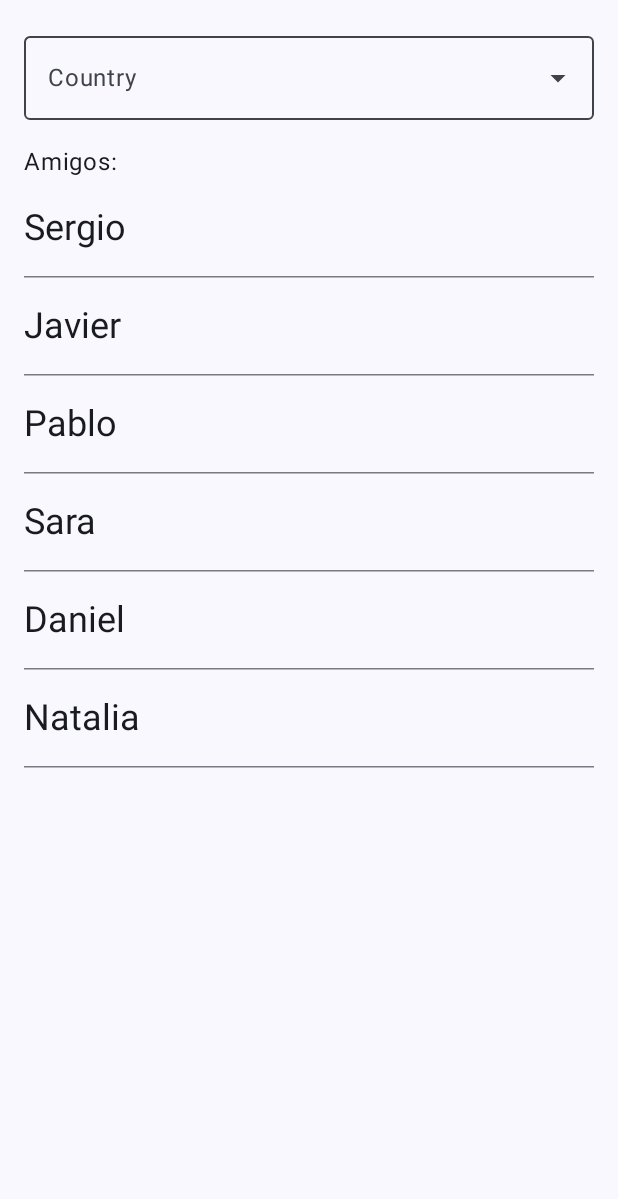
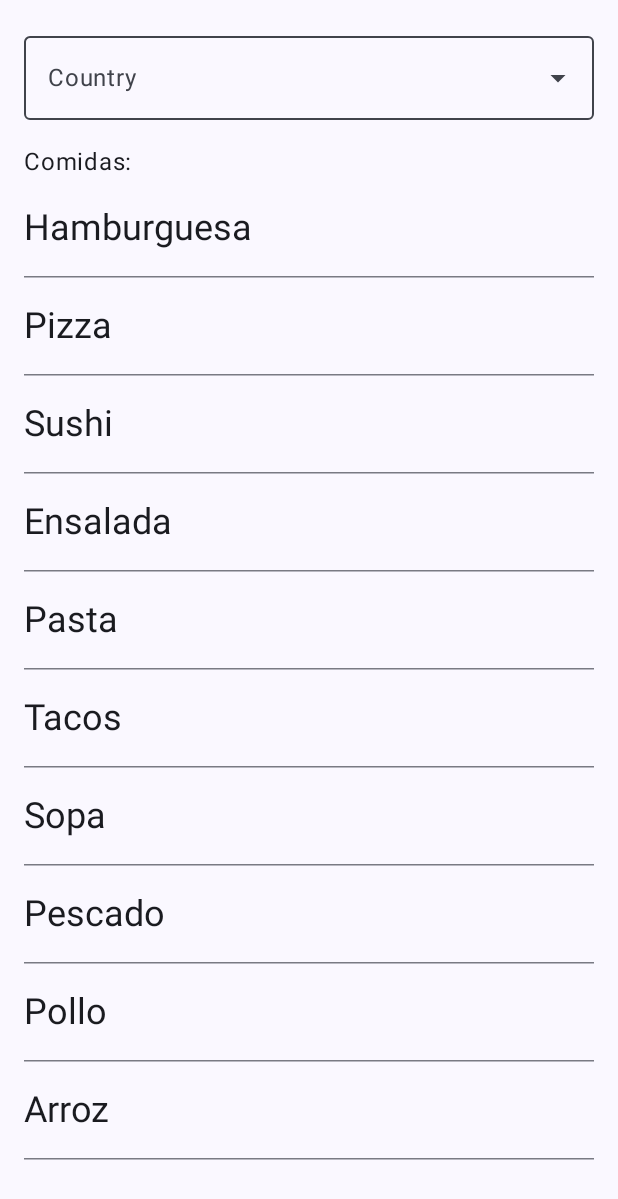
Before and after one commit to MrPancetita/JCAdapters, an Android app built with Jetpack Compose: the screen it shows after launch (MainActivity), on a phone screen of 412 x 824 dp. Shown: the top 1199 px of the screen. Run offline under Robolectric (Android 15) with nearby library versions, the phone set to English and light mode, and no system bars.

Commit message:
lesson 246 data stub

```diff
--- /dev/null
+++ b/app/src/main/java/net/iessochoa/sergiocontreras/jcadapters/FakeData.kt
@@ -0,0 +1,34 @@
+package net.iessochoa.sergiocontreras.jcadapters
+
+fun getAllFoods() = listOf(
+    Food(name = "Hamburguesa",
+        description = "Hamburguesa de ternera con queso, lechuga, tomate y cebolla",
+        imgUrl = "https://picsum.photos/320/240"),
+    Food(name = "Pizza",
+        description = "Pizza con tomate, mozzarella, jamón y champiñones",
+        imgUrl = "https://picsum.photos/320/241"),
+    Food(name = "Sushi",
+        description = "Sushi variado de salmón, atún y aguacate",
+        imgUrl = "https://picsum.photos/320/242"),
+    Food(name = "Ensalada",
+        description = "Ensalada con lechuga, tomate, pepino, cebolla y aceitunas",
+        imgUrl = "https://picsum.photos/320/243"),
+    Food(name = "Pasta",
+        description = "Pasta con salsa de tomate y carne picada",
+        imgUrl = "https://picsum.photos/320/244"),
+    Food(name = "Tacos",
+        description = "Tacos de carne asada con cilantro, cebolla y salsa",
+        imgUrl = "https://picsum.photos/320/245"),
+    Food(name = "Sopa",
+        description = "Sopa de pollo con verduras y fideos",
+        imgUrl = "https://picsum.photos/320/246"),
+    Food(name = "Pescado",
+        description = "Pescado a la plancha con patatas y verduras",
+        imgUrl = "https://picsum.photos/320/247"),
+    Food(name = "Pollo",
+        description = "Pollo asado con patatas y ensalada",
+        imgUrl = "https://picsum.photos/320/248"),
+    Food(name = "Arroz",
+        description = "Arroz con verduras y pollo",
+        imgUrl = "https://picsum.photos/320/249"),
+    )
--- /dev/null
+++ b/app/src/main/java/net/iessochoa/sergiocontreras/jcadapters/Food.kt
@@ -0,0 +1,7 @@
+package net.iessochoa.sergiocontreras.jcadapters
+
+data class Food(
+    val name: String,
+    val description: String,
+    val imgUrl: String
+)
--- a/app/src/main/java/net/iessochoa/sergiocontreras/jcadapters/MainScreen.kt
+++ b/app/src/main/java/net/iessochoa/sergiocontreras/jcadapters/MainScreen.kt
@@ -38,6 +38,7 @@ fun MainPreview() {
 fun MainView(modifier: Modifier) {
     val countries = listOf("Spain", "France", "Germany", "Italy", "United Kingdom")
     val friends = listOf("Sergio", "Javier", "Pablo", "Sara", "Daniel", "Natalia")
+    val foods = getAllFoods()
 
     Column(modifier = modifier.padding(dimensionResource(R.dimen.common_padding_default))) {
         SpinnerPan(
@@ -47,13 +48,20 @@ fun MainView(modifier: Modifier) {
             items = countries
         )
 
-        Text(text = "Amigos: ",
+//        Text(text = "Amigos: ",
+//        modifier = Modifier.padding(top=dimensionResource(R.dimen.common_padding_default)))
+//        Column(Modifier.verticalScroll(rememberScrollState())) {
+//            friends.forEach { friend ->
+//                ItemListBasic(friend)
+//            }
+//
+//        }
+
+        Text(text = "Comidas: ",
         modifier = Modifier.padding(top=dimensionResource(R.dimen.common_padding_default)))
-
-
         Column(Modifier.verticalScroll(rememberScrollState())) {
-            friends.forEach { friend ->
-                ItemListBasic(friend)
+            foods.map { it.name }.forEach { food ->
+                ItemListBasic(food)
             }
 
         }
```
